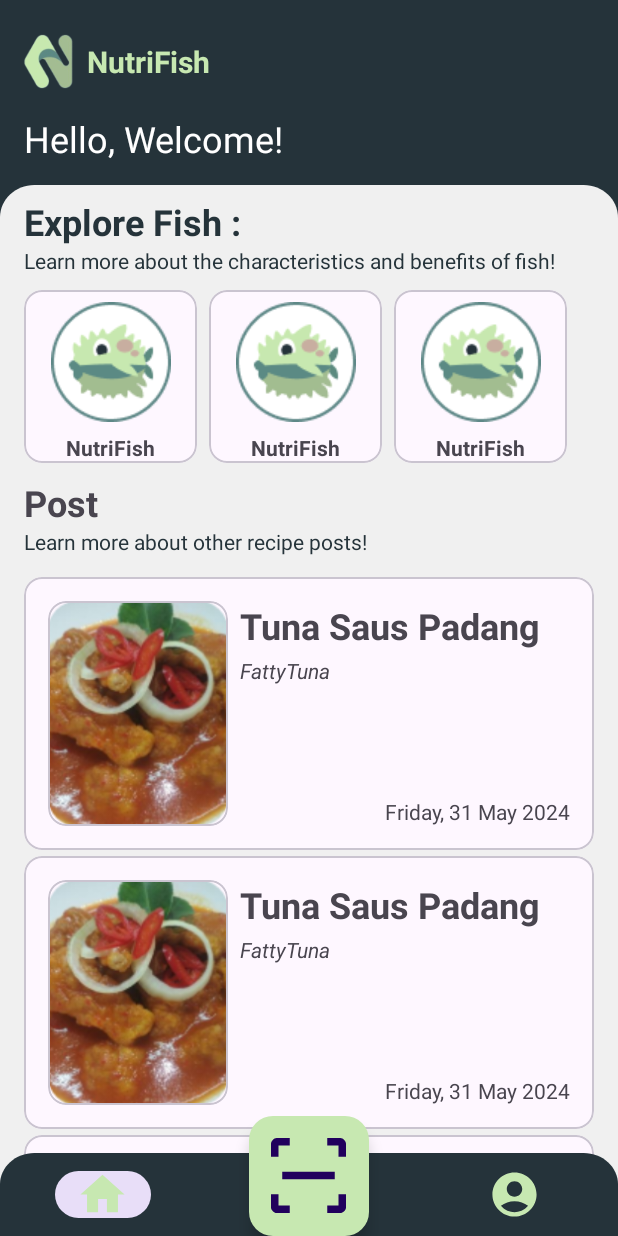
After one commit to RexRama/Nutrifish-C241-PS164, an Android app: the layout activity_home.xml on its own in the app's theme, with its tools: preview values and no code run, on a phone screen of 412 x 824 dp. The commit adds this screen. Run offline under Robolectric (Android 15) with nearby library versions, the phone set to English and light mode, and no system bars.

Commit message:
Add Home Ui

```diff
--- a/app/src/main/AndroidManifest.xml
+++ b/app/src/main/AndroidManifest.xml
@@ -12,6 +12,9 @@
         android:supportsRtl="true"
         android:theme="@style/Theme.Nutrifish"
         tools:targetApi="31">
+        <activity
+            android:name=".ui.main.home.HomeActivity"
+            android:exported="false" />
         <activity
             android:name=".ui.auth.register.RegisterActivity"
             android:exported="false" />
--- /dev/null
+++ b/app/src/main/java/com/org/capstone/nutrifish/ui/main/home/HomeActivity.kt
@@ -0,0 +1,21 @@
+package com.org.capstone.nutrifish.ui.main.home
+
+import android.os.Bundle
+import androidx.activity.enableEdgeToEdge
+import androidx.appcompat.app.AppCompatActivity
+import androidx.core.view.ViewCompat
+import androidx.core.view.WindowInsetsCompat
+import com.org.capstone.nutrifish.R
+
+class HomeActivity : AppCompatActivity() {
+    override fun onCreate(savedInstanceState: Bundle?) {
+        super.onCreate(savedInstanceState)
+        enableEdgeToEdge()
+        setContentView(R.layout.activity_home)
+        ViewCompat.setOnApplyWindowInsetsListener(findViewById(R.id.main)) { v, insets ->
+            val systemBars = insets.getInsets(WindowInsetsCompat.Type.systemBars())
+            v.setPadding(systemBars.left, systemBars.top, systemBars.right, systemBars.bottom)
+            insets
+        }
+    }
+}
--- /dev/null
+++ b/app/src/main/res/drawable/baseline_account_circle_24.xml
@@ -0,0 +1,12 @@
+<vector xmlns:android="http://schemas.android.com/apk/res/android"
+    android:width="40dp"
+    android:height="40dp"
+    android:tint="@color/sageGreen"
+    android:viewportWidth="24"
+    android:viewportHeight="24">
+
+    <path
+        android:fillColor="@android:color/white"
+        android:pathData="M12,2C6.48,2 2,6.48 2,12s4.48,10 10,10s10,-4.48 10,-10S17.52,2 12,2zM12,6c1.93,0 3.5,1.57 3.5,3.5S13.93,13 12,13s-3.5,-1.57 -3.5,-3.5S10.07,6 12,6zM12,20c-2.03,0 -4.43,-0.82 -6.14,-2.88C7.55,15.8 9.68,15 12,15s4.45,0.8 6.14,2.12C16.43,19.18 14.03,20 12,20z" />
+
+</vector>
--- a/app/src/main/res/drawable/baseline_email_24.xml
+++ b/app/src/main/res/drawable/baseline_email_24.xml
@@ -1,5 +1,12 @@
-<vector xmlns:android="http://schemas.android.com/apk/res/android" android:height="24dp" android:tint="#25333A" android:viewportHeight="24" android:viewportWidth="24" android:width="24dp">
+<vector xmlns:android="http://schemas.android.com/apk/res/android"
+    android:width="24dp"
+    android:height="24dp"
+    android:tint="#25333A"
+    android:viewportWidth="24"
+    android:viewportHeight="24">
 
-    <path android:fillColor="@android:color/white" android:pathData="M20,4L4,4c-1.1,0 -1.99,0.9 -1.99,2L2,18c0,1.1 0.9,2 2,2h16c1.1,0 2,-0.9 2,-2L22,6c0,-1.1 -0.9,-2 -2,-2zM20,8l-8,5 -8,-5L4,6l8,5 8,-5v2z"/>
+    <path
+        android:fillColor="@android:color/white"
+        android:pathData="M20,4L4,4c-1.1,0 -1.99,0.9 -1.99,2L2,18c0,1.1 0.9,2 2,2h16c1.1,0 2,-0.9 2,-2L22,6c0,-1.1 -0.9,-2 -2,-2zM20,8l-8,5 -8,-5L4,6l8,5 8,-5v2z" />
 
 </vector>
--- /dev/null
+++ b/app/src/main/res/drawable/baseline_home_24.xml
@@ -0,0 +1,12 @@
+<vector xmlns:android="http://schemas.android.com/apk/res/android"
+    android:width="40dp"
+    android:height="40dp"
+    android:tint="#000000"
+    android:viewportWidth="24"
+    android:viewportHeight="24">
+
+    <path
+        android:fillColor="@android:color/white"
+        android:pathData="M10,20v-6h4v6h5v-8h3L12,3 2,12h3v8z" />
+
+</vector>
--- /dev/null
+++ b/app/src/main/res/drawable/bottom_navbar_vector.xml
@@ -0,0 +1,10 @@
+<?xml version="1.0" encoding="utf-8"?>
+<vector xmlns:android="http://schemas.android.com/apk/res/android"
+    android:width="200dp"
+    android:height="40dp"
+    android:viewportWidth="360"
+    android:viewportHeight="53">
+    <path
+        android:fillColor="#FF25333A"
+        android:pathData="M360 60H0V20C0 8.95 8.95 0 20 0h320c11.05 0 20 8.95 20 20v40Z"/>
+</vector>
--- /dev/null
+++ b/app/src/main/res/drawable/button_scan_vector.xml
@@ -0,0 +1,10 @@
+<?xml version="1.0" encoding="utf-8"?>
+<vector xmlns:android="http://schemas.android.com/apk/res/android"
+    android:width="80dp"
+    android:height="80dp"
+    android:viewportWidth="50"
+    android:viewportHeight="50">
+    <path
+        android:fillColor="#FF000000"
+        android:pathData="M37.5 50v-5H45v-7.5h5v8.75c0 1-0.5 1.75-1.25 2.5S47 50 46.25 50H37.5Zm-25 0H3.75c-1 0-1.75-0.5-2.5-1.25S0 47 0 46.25V37.5h5V45h7.5v5Zm25-50h8.75c1 0 1.75 0.5 2.5 1.25S50 2.75 50 3.75v8.75h-5V5h-7.5V0Zm-25 0v5H5v7.5H0V3.75c0-1 0.5-1.75 1.25-2.5S2.75 0 3.75 0h8.75Zm30 22.5h-35v5h35v-5Z"/>
+</vector>
--- /dev/null
+++ b/app/src/main/res/drawable/carousel_frame.xml
@@ -0,0 +1,9 @@
+<?xml version="1.0" encoding="utf-8"?>
+<vector xmlns:android="http://schemas.android.com/apk/res/android"
+    android:width="115dp"
+    android:height="110dp"
+    android:viewportWidth="115"
+    android:viewportHeight="110">
+    <path
+        android:pathData="M0 30c0-16.57 13.43-30 30-30h55c16.57 0 30 13.43 30 30v55c0 16.57-13.43 30-30 30h-55c-16.57 0-30-13.43-30-30z"/>
+</vector>
--- /dev/null
+++ b/app/src/main/res/drawable/home_vector1.xml
@@ -0,0 +1,10 @@
+<?xml version="1.0" encoding="utf-8"?>
+<vector xmlns:android="http://schemas.android.com/apk/res/android"
+    android:width="360dp"
+    android:height="646dp"
+    android:viewportWidth="360"
+    android:viewportHeight="646">
+    <path
+        android:fillColor="@color/backgroundWhite"
+        android:pathData="M0 20C0 8.95 8.95 0 20 0h320c11.05 0 20 8.95 20 20v626H0V20Z"/>
+</vector>
--- /dev/null
+++ b/app/src/main/res/layout/activity_home.xml
@@ -0,0 +1,208 @@
+<?xml version="1.0" encoding="utf-8"?>
+<androidx.constraintlayout.widget.ConstraintLayout xmlns:android="http://schemas.android.com/apk/res/android"
+    xmlns:app="http://schemas.android.com/apk/res-auto"
+    xmlns:tools="http://schemas.android.com/tools"
+    android:id="@+id/main"
+    tools:context=".ui.main.home.HomeActivity"
+    android:layout_width="match_parent"
+    android:layout_height="match_parent"
+    >
+    <androidx.constraintlayout.widget.Guideline
+        android:id="@+id/guideline20"
+        android:layout_width="match_parent"
+        android:layout_height="wrap_content"
+        android:orientation="horizontal"
+        app:layout_constraintEnd_toEndOf="parent"
+        app:layout_constraintGuide_percent="0.15"
+        app:layout_constraintStart_toStartOf="parent" />
+
+    <androidx.constraintlayout.widget.Guideline
+        android:id="@+id/guideline25"
+        android:layout_width="match_parent"
+        android:layout_height="wrap_content"
+        android:orientation="horizontal"
+        app:layout_constraintEnd_toEndOf="parent"
+        app:layout_constraintGuide_percent="0.20"
+        app:layout_constraintStart_toStartOf="parent" />
+
+
+    <androidx.constraintlayout.widget.ConstraintLayout
+        android:layout_width="match_parent"
+        android:layout_height="0dp"
+        android:background="@color/darkGreen"
+        app:layout_constraintBottom_toBottomOf="@id/guideline25"
+        app:layout_constraintEnd_toEndOf="parent"
+        app:layout_constraintStart_toStartOf="parent"
+        app:layout_constraintTop_toTopOf="parent">
+
+        <LinearLayout
+            android:id="@+id/home_frameTop"
+            android:layout_width="0dp"
+            android:layout_height="0dp"
+            android:orientation="vertical"
+            app:layout_constraintBottom_toBottomOf="parent"
+            app:layout_constraintEnd_toEndOf="parent"
+            app:layout_constraintStart_toStartOf="parent"
+            app:layout_constraintTop_toTopOf="parent">
+
+            <LinearLayout
+                android:layout_width="match_parent"
+                android:layout_height="wrap_content"
+                android:layout_marginStart="8dp"
+                android:orientation="horizontal"
+                tools:ignore="UseCompoundDrawables">
+
+                <ImageView
+                    android:layout_width="50dp"
+                    android:layout_height="50dp"
+                    android:layout_marginTop="16dp"
+                    android:contentDescription="@string/nutrifish_logo"
+                    android:src="@drawable/logonutrifish" />
+
+                <TextView
+                    android:layout_width="wrap_content"
+                    android:layout_height="wrap_content"
+                    android:layout_gravity="center"
+                    android:layout_marginTop="8dp"
+                    android:text="@string/nutrifish"
+                    android:textColor="@color/sageGreen"
+                    android:textSize="20sp"
+                    android:textStyle="bold" />
+            </LinearLayout>
+
+            <TextView
+                android:id="@+id/tv_home_greeting"
+                android:layout_width="match_parent"
+                android:layout_height="wrap_content"
+                android:layout_marginStart="16dp"
+                android:layout_marginTop="10dp"
+                android:layout_marginEnd="10dp"
+                android:text="@string/home_greetings"
+                android:textColor="@color/white"
+                android:textSize="24sp" />
+        </LinearLayout>
+
+    </androidx.constraintlayout.widget.ConstraintLayout>
+
+    <androidx.constraintlayout.widget.ConstraintLayout
+        android:id="@+id/home_frame_post"
+        android:layout_width="match_parent"
+        android:layout_height="0dp"
+        android:background="@drawable/home_vector1"
+        app:layout_constraintBottom_toBottomOf="parent"
+        app:layout_constraintEnd_toEndOf="parent"
+        app:layout_constraintStart_toStartOf="parent"
+        app:layout_constraintTop_toTopOf="@id/guideline20">
+
+        <TextView
+            android:id="@+id/tv_carousel_title"
+            android:layout_width="match_parent"
+            android:layout_height="wrap_content"
+            android:layout_marginStart="16dp"
+            android:layout_marginTop="8dp"
+            android:layout_marginEnd="16dp"
+            android:text="@string/explore_fish"
+            android:textColor="@color/darkGreen"
+            android:textSize="24sp"
+            android:textStyle="bold"
+            app:layout_constraintEnd_toEndOf="parent"
+            app:layout_constraintStart_toStartOf="parent"
+            app:layout_constraintTop_toTopOf="parent" />
+
+        <TextView
+            android:id="@+id/tv_explore_subtitle"
+            android:layout_width="match_parent"
+            android:layout_height="wrap_content"
+            android:layout_marginStart="16dp"
+            android:layout_marginEnd="16dp"
+            android:text="@string/tv_explore_subtitle"
+            android:textColor="@color/darkGreen"
+            android:textSize="14sp"
+            app:layout_constraintEnd_toEndOf="parent"
+            app:layout_constraintStart_toStartOf="parent"
+            app:layout_constraintTop_toBottomOf="@+id/tv_carousel_title" />
+
+        <androidx.recyclerview.widget.RecyclerView
+            android:id="@+id/carousel_rv"
+            android:layout_width="match_parent"
+            android:layout_height="wrap_content"
+            android:layout_marginStart="12dp"
+            android:layout_marginTop="10dp"
+            android:layout_marginEnd="12dp"
+            android:orientation="horizontal"
+            app:layoutManager="androidx.recyclerview.widget.LinearLayoutManager"
+            app:layout_constraintEnd_toEndOf="parent"
+            app:layout_constraintStart_toStartOf="parent"
+            app:layout_constraintTop_toBottomOf="@id/tv_explore_subtitle"
+            tools:listitem="@layout/carousel_item" />
+
+        <TextView
+            android:id="@+id/tv_post"
+            android:layout_width="match_parent"
+            android:layout_height="wrap_content"
+            android:layout_marginStart="16dp"
+            android:layout_marginTop="10dp"
+            android:layout_marginEnd="16dp"
+            android:text="@string/story_post"
+            android:textSize="24sp"
+            android:textStyle="bold"
+            app:layout_constraintEnd_toEndOf="parent"
+            app:layout_constraintStart_toStartOf="parent"
+            app:layout_constraintTop_toBottomOf="@id/carousel_rv" />
+
+        <TextView
+            android:id="@+id/tv_post_subtitle"
+            android:layout_width="match_parent"
+            android:layout_height="wrap_content"
+            android:layout_marginStart="16dp"
+            android:layout_marginEnd="16dp"
+            android:text="@string/post_subtitle"
+            android:textColor="@color/darkGreen"
+            android:textSize="14sp"
+            app:layout_constraintEnd_toEndOf="parent"
+            app:layout_constraintStart_toStartOf="parent"
+            app:layout_constraintTop_toBottomOf="@+id/tv_post" />
+
+        <androidx.recyclerview.widget.RecyclerView
+            android:id="@+id/post_recipe_rv"
+            android:layout_width="match_parent"
+            android:layout_height="0dp"
+            android:layout_marginStart="12dp"
+            android:layout_marginTop="10dp"
+            android:layout_marginEnd="12dp"
+            app:layout_constraintBottom_toBottomOf="parent"
+            app:layout_constraintEnd_toEndOf="parent"
+            app:layout_constraintStart_toStartOf="parent"
+            app:layout_constraintTop_toBottomOf="@id/tv_post_subtitle"
+            tools:listitem="@layout/recipe_item" />
+    </androidx.constraintlayout.widget.ConstraintLayout>
+
+    <com.google.android.material.bottomnavigation.BottomNavigationView
+        android:id="@+id/bottom_navbar"
+        android:layout_width="match_parent"
+        android:layout_height="55dp"
+        android:background="@drawable/bottom_navbar_vector"
+        app:itemIconSize="35dp"
+        app:itemIconTint="@color/sageGreen"
+        app:layout_constraintBottom_toBottomOf="parent"
+        app:layout_constraintEnd_toEndOf="parent"
+        app:layout_constraintStart_toStartOf="parent"
+        app:menu="@menu/bottom_nav_menu" />
+
+    <com.google.android.material.floatingactionbutton.FloatingActionButton
+        android:layout_width="wrap_content"
+        android:layout_height="wrap_content"
+        app:maxImageSize="50dp"
+        android:backgroundTint="@color/sageGreen"
+        app:fabCustomSize="80dp"
+        android:src="@drawable/button_scan_vector"
+        app:layout_constraintStart_toStartOf="parent"
+        app:layout_constraintEnd_toEndOf="parent"
+        android:scaleType="fitCenter"
+        app:layout_constraintBottom_toBottomOf="parent"/>
+
+
+
+
+
+</androidx.constraintlayout.widget.ConstraintLayout>
--- a/app/src/main/res/layout/activity_welcome.xml
+++ b/app/src/main/res/layout/activity_welcome.xml
@@ -78,6 +78,7 @@
             android:layout_width="318dp"
             android:layout_height="wrap_content"
             app:cardCornerRadius="10pt"
+            android:padding="8dp"
             android:background="@drawable/welcome_vector2"
             app:layout_constraintTop_toTopOf="parent"
             app:layout_constraintBottom_toBottomOf="parent"
--- /dev/null
+++ b/app/src/main/res/layout/carousel_item.xml
@@ -0,0 +1,44 @@
+<?xml version="1.0" encoding="utf-8"?>
+<com.google.android.material.card.MaterialCardView xmlns:android="http://schemas.android.com/apk/res/android"
+    xmlns:app="http://schemas.android.com/apk/res-auto"
+    xmlns:tools="http://schemas.android.com/tools"
+    android:layout_width="115dp"
+    android:layout_height="115dp"
+    android:layout_gravity="center"
+    android:layout_marginStart="4dp"
+    android:layout_marginEnd="4dp"
+    android:background="@drawable/carousel_frame">
+
+    <androidx.constraintlayout.widget.ConstraintLayout
+        android:layout_width="match_parent"
+        android:layout_height="match_parent"
+        android:id="@+id/carousel_frame">
+
+        <ImageView
+            android:id="@+id/carousel_image"
+            android:layout_width="match_parent"
+            android:layout_height="95dp"
+            app:layout_constraintEnd_toEndOf="parent"
+            android:scaleType="centerInside"
+            app:layout_constraintBottom_toTopOf="@id/fish_name"
+            app:layout_constraintStart_toStartOf="parent"
+            app:layout_constraintTop_toTopOf="parent"
+            tools:src="@drawable/placeholder_buntel" />
+
+        <TextView
+            android:id="@+id/fish_name"
+            android:layout_width="match_parent"
+            android:layout_height="wrap_content"
+            android:text="@string/fish_placeholder"
+            app:layout_constraintStart_toStartOf="parent"
+            app:layout_constraintEnd_toEndOf="parent"
+            app:layout_constraintTop_toBottomOf="@id/carousel_image"
+            android:textStyle="bold"
+            android:textAlignment="center"/>
+
+
+    </androidx.constraintlayout.widget.ConstraintLayout>
+
+
+
+</com.google.android.material.card.MaterialCardView>
--- /dev/null
+++ b/app/src/main/res/layout/recipe_item.xml
@@ -0,0 +1,74 @@
+<?xml version="1.0" encoding="utf-8"?>
+<com.google.android.material.card.MaterialCardView xmlns:android="http://schemas.android.com/apk/res/android"
+    android:layout_width="match_parent"
+    xmlns:tools="http://schemas.android.com/tools"
+    xmlns:app="http://schemas.android.com/apk/res-auto"
+    android:layout_gravity="center"
+    android:layout_marginStart="4dp"
+    android:layout_marginEnd="4dp"
+    android:layout_marginTop="4dp"
+    android:layout_height="wrap_content">
+
+    <LinearLayout
+        android:layout_width="match_parent"
+        android:layout_height="wrap_content"
+        android:padding="16dp"
+        android:id="@+id/card_frame"
+        android:orientation="horizontal">
+        <com.google.android.material.card.MaterialCardView
+            android:layout_width="120dp"
+            android:layout_marginEnd="8dp"
+            android:layout_height="150dp">
+            <ImageView
+                android:id="@+id/iv_recipe_image"
+                android:layout_width="match_parent"
+                android:layout_height="match_parent"
+                android:scaleType="centerCrop"
+                tools:src="@drawable/placeholder_resep"/>
+        </com.google.android.material.card.MaterialCardView>
+
+        <LinearLayout
+            android:id="@+id/text_frame"
+            android:layout_width="match_parent"
+            android:layout_height="match_parent"
+            android:orientation="vertical">
+
+            <TextView
+                android:layout_width="match_parent"
+                android:id="@+id/tv_recipe_title"
+                android:layout_height="wrap_content"
+                android:text="@string/tv_recipe_title"
+                tools:text="Tuna Saus Padang"
+                android:layout_marginBottom="4dp"
+                android:textSize="24sp"
+                android:textStyle="bold"/>
+
+            <TextView
+                android:layout_width="match_parent"
+                android:layout_height="wrap_content"
+                android:text="@string/tv_recipe_username"
+                tools:text="FattyTuna"
+                android:textStyle="italic"
+                android:textSize="14sp"
+                android:id="@+id/tv_recipe_username"/>
+
+            <androidx.constraintlayout.widget.ConstraintLayout
+                android:layout_width="match_parent"
+                android:layout_height="match_parent">
+                <TextView
+                    android:layout_width="match_parent"
+                    android:layout_height="wrap_content"
+                    android:textAlignment="viewEnd"
+                    android:textSize="14sp"
+                    app:layout_constraintBottom_toBottomOf="parent"
+                    app:layout_constraintStart_toStartOf="parent"
+                    app:layout_constraintEnd_toEndOf="parent"
+                    tools:text="Friday, 31 May 2024"
+                    android:text="@string/tv_recipe_dateCreated"/>
+            </androidx.constraintlayout.widget.ConstraintLayout>
+
+        </LinearLayout>
+
+    </LinearLayout>
+
+</com.google.android.material.card.MaterialCardView>
--- /dev/null
+++ b/app/src/main/res/menu/bottom_nav_menu.xml
@@ -0,0 +1,18 @@
+<?xml version="1.0" encoding="utf-8"?>
+<menu xmlns:android="http://schemas.android.com/apk/res/android">
+    <item
+        android:id="@+id/to_home"
+        android:enabled="true"
+        android:icon="@drawable/baseline_home_24"
+        />
+
+    <item
+        android:id="@+id/placeholder"
+        android:enabled="false"
+        />
+    <item
+        android:id="@+id/to_profile"
+        android:enabled="true"
+        android:icon="@drawable/baseline_account_circle_24"/>
+
+</menu>
--- a/app/src/main/res/values/colors.xml
+++ b/app/src/main/res/values/colors.xml
@@ -4,4 +4,5 @@
     <color name="white">#FFFFFFFF</color>
     <color name="backgroundWhite">#F0F0F0</color>
     <color name="darkGreen">#25333A</color>
+    <color name="sageGreen">#C7E8B1</color>
 </resources>
--- a/app/src/main/res/values/strings.xml
+++ b/app/src/main/res/values/strings.xml
@@ -18,4 +18,15 @@
     <string name="register_description">Let\'s create your account</string>
     <string name="bt_register_login">Already have account? Login</string>
     <string name="RegisterGoogle">Sign Up with Google</string>
+    <string name="nutrifish">NutriFish</string>
+    <string name="home_greetings">Hello, Welcome!</string>
+    <string name="explore_fish">Explore Fish :</string>
+    <string name="tv_explore_subtitle">Learn more about the characteristics and benefits of fish!</string>
+    <string name="fish_placeholder">NutriFish</string>
+    <string name="story_post">Post</string>
+    <string name="post_subtitle">Learn more about other recipe posts!</string>
+    <string name="recipe_title">Recipe Title</string>
+    <string name="tv_recipe_title">Recipe Title</string>
+    <string name="tv_recipe_username">Username</string>
+    <string name="tv_recipe_dateCreated">Date Created</string>
 </resources>
```
Also changed, not shown: app/src/main/res/drawable/placeholder_buntel.png (added), app/src/main/res/drawable/placeholder_resep.png (added).
